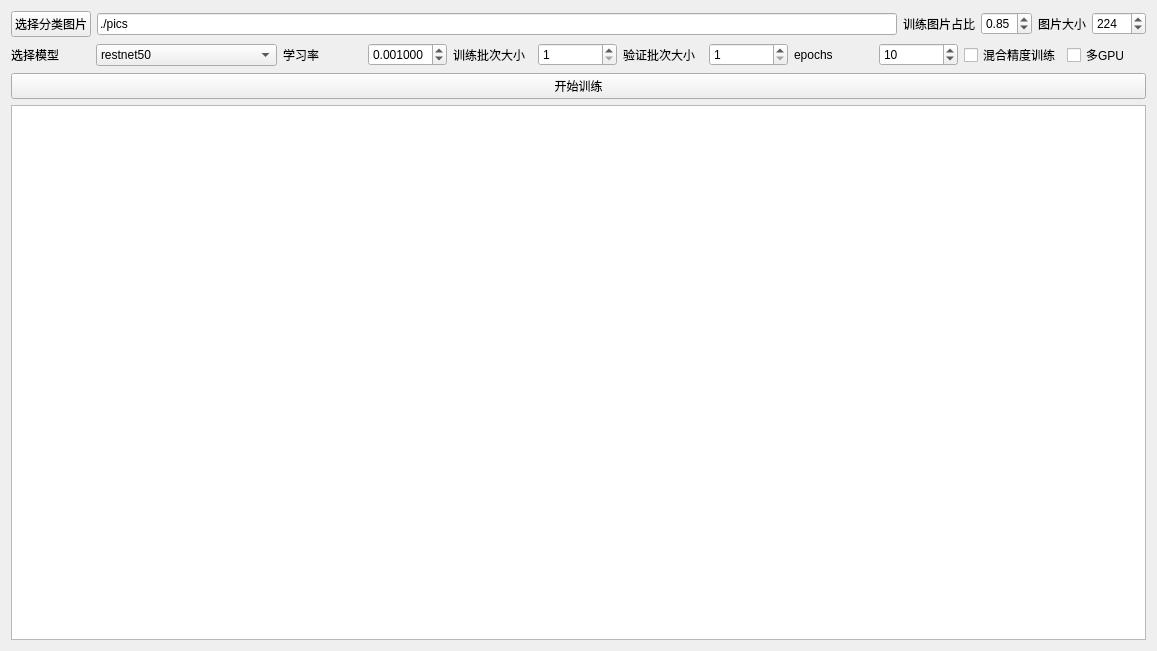
Above: train.ui from zym198098/classfy_imge before the change. Below: the same form after it.
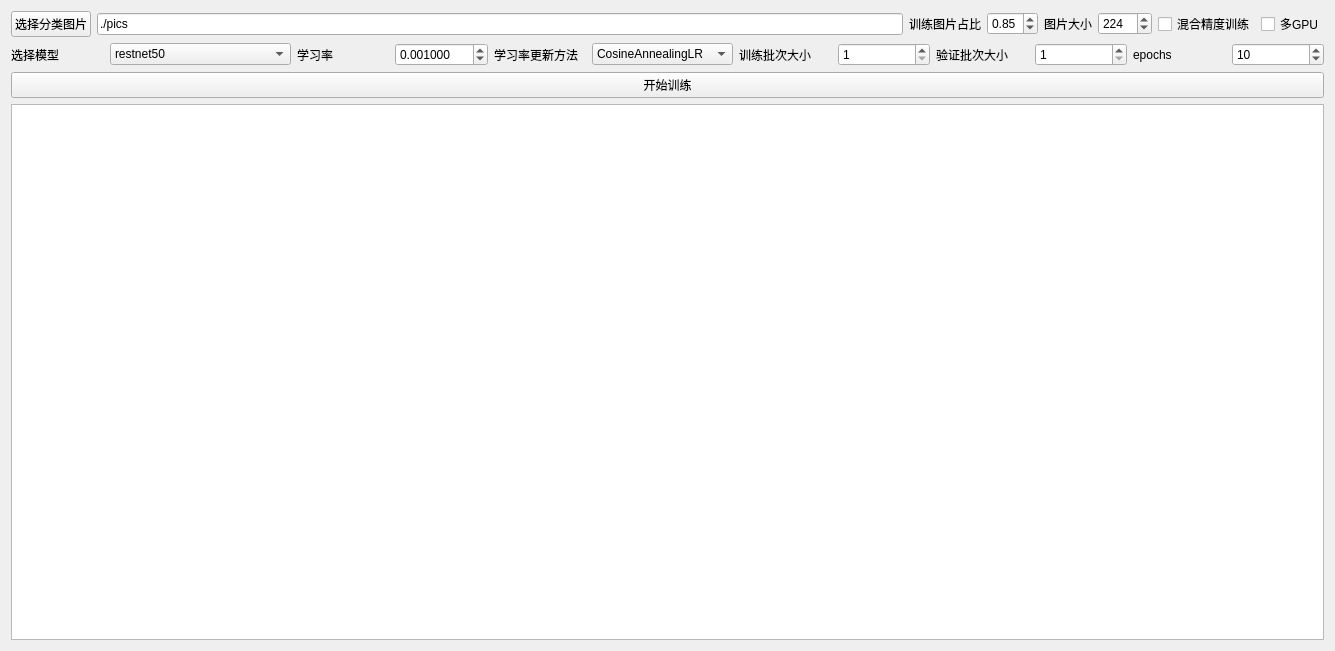
That is the form after the change.

Commit message: 增加学习率调整函数 ，调整验证和训练显示。验证为总数据量的五分之一显示一次

What changed in the file:
```diff
--- a/train.ui
+++ b/train.ui
@@ -6,12 +6,12 @@
    <rect>
     <x>0</x>
     <y>0</y>
-    <width>1144</width>
+    <width>1335</width>
     <height>651</height>
    </rect>
   </property>
   <property name="sizePolicy">
-   <sizepolicy hsizetype="Fixed" vsizetype="Fixed">
+   <sizepolicy hsizetype="Expanding" vsizetype="Expanding">
     <horstretch>0</horstretch>
     <verstretch>0</verstretch>
    </sizepolicy>
@@ -23,22 +23,92 @@
    <item>
     <layout class="QVBoxLayout" name="verticalLayout">
      <item>
-      <layout class="QGridLayout" name="gridLayout">
-       <item row="0" column="0">
+      <layout class="QHBoxLayout" name="horizontalLayout_7">
+       <item>
         <widget class="QPushButton" name="btn_picsdir">
          <property name="text">
           <string>选择分类图片</string>
          </property>
         </widget>
        </item>
-       <item row="0" column="1">
+       <item>
         <widget class="QLineEdit" name="lineEdit_picdir">
+         <property name="sizePolicy">
+          <sizepolicy hsizetype="Expanding" vsizetype="Fixed">
+           <horstretch>0</horstretch>
+           <verstretch>0</verstretch>
+          </sizepolicy>
+         </property>
          <property name="text">
           <string>./pics</string>
          </property>
         </widget>
        </item>
-       <item row="1" column="0" colspan="4">
+       <item>
+        <widget class="QLabel" name="label_4">
+         <property name="text">
+          <string>训练图片占比</string>
+         </property>
+        </widget>
+       </item>
+       <item>
+        <widget class="QDoubleSpinBox" name="doubleSpinBox_trainsize">
+         <property name="minimum">
+          <double>0.100000000000000</double>
+         </property>
+         <property name="maximum">
+          <double>1.000000000000000</double>
+         </property>
+         <property name="singleStep">
+          <double>0.010000000000000</double>
+         </property>
+         <property name="value">
+          <double>0.850000000000000</double>
+         </property>
+        </widget>
+       </item>
+       <item>
+        <widget class="QLabel" name="label_8">
+         <property name="text">
+          <string>图片大小</string>
+         </property>
+        </widget>
+       </item>
+       <item>
+        <widget class="QSpinBox" name="img_size">
+         <property name="minimum">
+          <number>32</number>
+         </property>
+         <property name="maximum">
+          <number>2048</number>
+         </property>
+         <property name="singleStep">
+          <number>8</number>
+         </property>
+         <property name="value">
+          <number>224</number>
+         </property>
+        </widget>
+       </item>
+       <item>
+        <widget class="QCheckBox" name="checkBox_amp">
+         <property name="text">
+          <string>混合精度训练</string>
+         </property>
+        </widget>
+       </item>
+       <item>
+        <widget class="QCheckBox" name="checkBox_multGpu">
+         <property name="text">
+          <string>多GPU</string>
+         </property>
+        </widget>
+       </item>
+      </layout>
+     </item>
+     <item>
+      <layout class="QHBoxLayout" name="horizontalLayout_3">
+       <item>
         <layout class="QHBoxLayout" name="horizontalLayout_4">
          <item>
           <widget class="QLabel" name="label">
@@ -117,6 +187,27 @@
            </property>
           </widget>
          </item>
+         <item>
+          <widget class="QLabel" name="label_6">
+           <property name="text">
+            <string>学习率更新方法</string>
+           </property>
+          </widget>
+         </item>
+         <item>
+          <widget class="QComboBox" name="comb_lr_f">
+           <item>
+            <property name="text">
+             <string>CosineAnnealingLR</string>
+            </property>
+           </item>
+           <item>
+            <property name="text">
+             <string>StepLR</string>
+            </property>
+           </item>
+          </widget>
+         </item>
          <item>
           <widget class="QLabel" name="label_3">
            <property name="text">
@@ -170,74 +261,6 @@
             <number>10</number>
            </property>
           </widget>
-         </item>
-         <item>
-          <widget class="QCheckBox" name="checkBox_amp">
-           <property name="text">
-            <string>混合精度训练</string>
-           </property>
-          </widget>
-         </item>
-         <item>
-          <widget class="QCheckBox" name="checkBox_multGpu">
-           <property name="text">
-            <string>多GPU</string>
-           </property>
-          </widget>
-         </item>
-        </layout>
-       </item>
-       <item row="0" column="2" colspan="2">
-        <layout class="QHBoxLayout" name="horizontalLayout_6">
-         <item>
-          <layout class="QHBoxLayout" name="horizontalLayout_7">
-           <item>
-            <widget class="QLabel" name="label_4">
-             <property name="text">
-              <string>训练图片占比</string>
-             </property>
-            </widget>
-           </item>
-           <item>
-            <widget class="QDoubleSpinBox" name="doubleSpinBox_trainsize">
-             <property name="minimum">
-              <double>0.100000000000000</double>
-             </property>
-             <property name="maximum">
-              <double>1.000000000000000</double>
-             </property>
-             <property name="singleStep">
-              <double>0.010000000000000</double>
-             </property>
-             <property name="value">
-              <double>0.850000000000000</double>
-             </property>
-            </widget>
-           </item>
-           <item>
-            <widget class="QLabel" name="label_8">
-             <property name="text">
-              <string>图片大小</string>
-             </property>
-            </widget>
-           </item>
-           <item>
-            <widget class="QSpinBox" name="img_size">
-             <property name="minimum">
-              <number>32</number>
-             </property>
-             <property name="maximum">
-              <number>2048</number>
-             </property>
-             <property name="singleStep">
-              <number>8</number>
-             </property>
-             <property name="value">
-              <number>224</number>
-             </property>
-            </widget>
-           </item>
-          </layout>
          </item>
         </layout>
        </item>
```
The commit also changes 7 other files.
